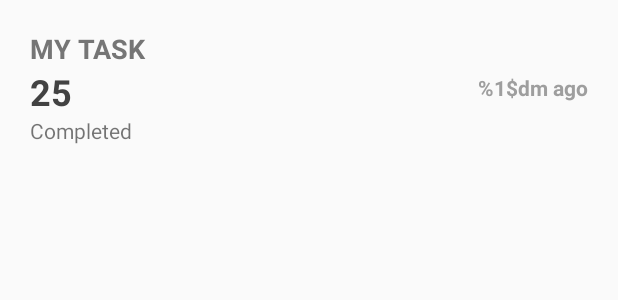
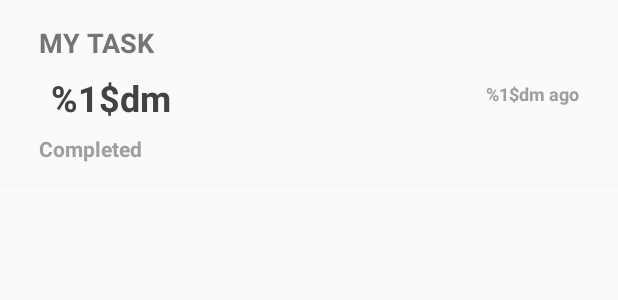
Before and after one commit to nicolasSchirmer/Pomodoro, an Android app: the layout fragment_history_list_item.xml on its own in the app's theme, with its tools: preview values and no code run, on a phone screen of 412 x 824 dp. Shown: the top 300 px of the screen. Run offline under Robolectric (Android 15) with nearby library versions, the light colour scheme and no system bars.

Commit message:
readme + history item touch ups

```diff
--- a/PomodoroProject/app/src/main/java/com/nschirmer/pomodoro/fragment/HistoryFragment.java
+++ b/PomodoroProject/app/src/main/java/com/nschirmer/pomodoro/fragment/HistoryFragment.java
@@ -4,6 +4,7 @@ import android.os.Bundle;
 import android.support.annotation.NonNull;
 import android.support.annotation.Nullable;
 import android.support.v4.app.Fragment;
+import android.support.v7.widget.LinearLayoutManager;
 import android.support.v7.widget.RecyclerView;
 import android.view.LayoutInflater;
 import android.view.View;
@@ -40,5 +41,6 @@ public class HistoryFragment extends Fragment {
         tasks.add(new PomodoroTask());
 
         historyList.setAdapter(new HistoryListAdapter(getContext(), tasks));
+        historyList.setLayoutManager(new LinearLayoutManager(getContext(), LinearLayoutManager.VERTICAL, false));
     }
 }
--- a/PomodoroProject/app/src/main/res/layout/fragment_history_list_item.xml
+++ b/PomodoroProject/app/src/main/res/layout/fragment_history_list_item.xml
@@ -3,8 +3,7 @@
     xmlns:app="http://schemas.android.com/apk/res-auto"
     xmlns:tools="http://schemas.android.com/tools"
     android:layout_width="match_parent"
-    android:layout_height="wrap_content"
-    android:padding="20dp">
+    android:layout_height="wrap_content">
 
     <android.support.constraint.Guideline
         android:id="@+id/guideline2"
@@ -19,7 +18,9 @@
         android:layout_height="wrap_content"
         android:text="@string/history_list_item_min_ago"
         android:textColor="@color/gray"
+        android:textSize="12sp"
         android:textStyle="bold"
+        android:layout_marginRight="26dp"
         app:layout_constraintBottom_toTopOf="@+id/guideline2"
         app:layout_constraintEnd_toEndOf="parent"
         app:layout_constraintTop_toTopOf="@+id/guideline2" />
@@ -29,6 +30,8 @@
         android:layout_width="0dp"
         android:layout_height="wrap_content"
         android:text="My task"
+        android:layout_marginTop="16dp"
+        android:layout_marginLeft="26dp"
         android:textAllCaps="true"
         android:textColor="@color/gray_kinda_dark"
         android:textSize="18sp"
@@ -43,7 +46,10 @@
         android:id="@+id/history_list_item_time_spent"
         android:layout_width="0dp"
         android:layout_height="wrap_content"
-        android:text="25"
+        android:layout_marginBottom="8dp"
+        android:layout_marginTop="8dp"
+        android:layout_marginLeft="8dp"
+        android:text="@string/history_list_item_time_spent"
         android:textColor="@color/gray_dark"
         android:textSize="24sp"
         android:textStyle="bold"
@@ -57,10 +63,26 @@
         android:id="@+id/history_list_item_state"
         android:layout_width="0dp"
         android:layout_height="wrap_content"
+        android:layout_marginBottom="16dp"
         android:text="Completed"
+        android:textStyle="bold"
+        android:textColor="@color/gray"
         app:layout_constraintBottom_toBottomOf="parent"
         app:layout_constraintEnd_toEndOf="@+id/history_list_item_timeago"
         app:layout_constraintHorizontal_bias="0.5"
         app:layout_constraintStart_toStartOf="@+id/history_list_item_title"
         app:layout_constraintTop_toBottomOf="@+id/history_list_item_time_spent" />
+
+    <View
+        android:layout_width="0dp"
+        android:layout_height="1dp"
+        android:background="@color/gray_light"
+        android:layout_marginLeft="120dp"
+        android:alpha="0.7"
+        app:layout_goneMarginLeft="8dp"
+        app:layout_constraintBottom_toBottomOf="parent"
+        app:layout_constraintEnd_toEndOf="parent"
+        app:layout_constraintLeft_toLeftOf="@id/history_list_item_state"
+        app:layout_constraintRight_toRightOf="@id/history_list_item_state" />
+
 </android.support.constraint.ConstraintLayout>
--- a/PomodoroProject/app/src/main/res/layout/fragment_timer.xml
+++ b/PomodoroProject/app/src/main/res/layout/fragment_timer.xml
@@ -28,6 +28,10 @@
         android:padding="60dp"
         app:cpv_autoTextSize="true"
         app:cpv_barColor="@color/progress_bar"
+        app:cpv_innerContourSize="1dp"
+        app:cpv_outerContourSize="1dp"
+        app:cpv_innerContourColor="@color/gray_kinda_light"
+        app:cpv_outerContourColor="@color/gray_kinda_light"
         app:cpv_barColor1="@color/progress_bar1"
         app:cpv_barColor2="@color/progress_bar2"
         app:cpv_barWidth="5dp"
--- a/PomodoroProject/app/src/main/res/values/colors.xml
+++ b/PomodoroProject/app/src/main/res/values/colors.xml
@@ -4,6 +4,7 @@
     <color name="colorPrimaryDark">#bc3640</color>
     <color name="colorAccent">#e0e0e0</color>
 
+    <color name="gray_kinda_light">#bdbdbd</color>
     <color name="gray">#9e9e9e</color>
     <color name="gray_kinda_dark">#757575</color>
     <color name="gray_dark">#424242</color>
--- a/PomodoroProject/app/src/main/res/values/strings.xml
+++ b/PomodoroProject/app/src/main/res/values/strings.xml
@@ -20,5 +20,6 @@
     <string name="history_lit_item_stopped">Stopped</string>
     <string name="history_lit_item_today">Today</string>
     <string name="history_lit_item_yesterday">Yesterday</string>
+    <string name="history_list_item_time_spent">%1$dm</string>
 
 </resources>
```
Also changed, not shown: 1 other file.
